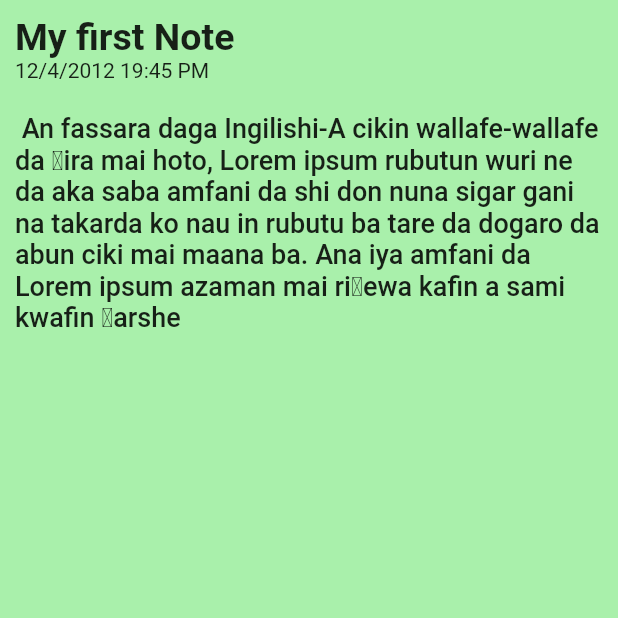
After one commit to emmanueledem/mobbit, a Flutter app: the screen it shows after launch, after a tap on "My First Note", on a phone screen of 412 x 824 dp, the top half of it. The commit adds this screen. Run offline on Flutter 3.47's test engine with Material 2 defaults, Android fonts, the phone set to English and light mode, and no system bars; our stand-ins replace animated_splash_screen, hive, logger; accounts and stored records are empty.

Commit message:
view note Ui and file names

```diff
--- a/lib/main.dart
+++ b/lib/main.dart
@@ -1,6 +1,6 @@
 import 'package:animated_splash_screen/animated_splash_screen.dart';
 import 'package:flutter/material.dart';
-import 'package:mobbit/pages/all_task.dart';
+import 'package:mobbit/pages/all_notes.dart';
 
 void main() {
   runApp(const MyApp());
--- a/lib/pages/all_task.dart
+++ b/lib/pages/all_notes.dart
@@ -1,8 +1,9 @@
 import 'package:flutter/material.dart';
+import 'package:mobbit/pages/view_note.dart';
+import 'package:mobbit/widgets/note.dart';
 
 class AllTask extends StatefulWidget {
   const AllTask({Key? key}) : super(key: key);
-
   @override
   State<AllTask> createState() => _AllTaskState();
 }
@@ -38,32 +39,14 @@ class _AllTaskState extends State<AllTask> {
               mainAxisSpacing: 10,
               crossAxisCount: 2,
               children: <Widget>[
-                Container(
-                  decoration: const BoxDecoration(
-                      color: Color.fromARGB(255, 169, 240, 171),
-                      borderRadius: BorderRadius.all(Radius.circular(8))),
-                  padding: const EdgeInsets.all(8),
-                  child: Column(
-                    crossAxisAlignment: CrossAxisAlignment.start,
-                    children: const [
-                      Text(
-                        'My First Note',
-                        style: TextStyle(
-                            fontSize: 19.0, fontWeight: FontWeight.bold),
-                      ),
-                      Text('12/4/2012 19:45PM'),
-                      SizedBox(
-                        height: 10,
-                      ),
-                      Text(
-                        'My First Note My First Note My First Note My First Note My First Note ..',
-                        style: TextStyle(
-                          fontSize: 13.0,
-                        ),
-                      ),
-                    ],
-                  ),
-                ),
+                InkWell(
+                    onTap: () {
+                      Navigator.push(
+                          context,
+                          MaterialPageRoute(
+                              builder: (context) => const ViewNote()));
+                    },
+                    child: const Note()),
               ],
             ),
             Padding(
@@ -78,7 +61,7 @@ class _AllTaskState extends State<AllTask> {
                       style: TextStyle(fontSize: 16, color: Colors.white)),
                 ),
               ),
-            )
+            ),
           ],
         ));
   }
--- /dev/null
+++ b/lib/pages/view_note.dart
@@ -0,0 +1,43 @@
+import 'package:flutter/material.dart';
+
+class ViewNote extends StatefulWidget {
+  const ViewNote({Key? key}) : super(key: key);
+
+  @override
+  State<ViewNote> createState() => _ViewNoteState();
+}
+
+class _ViewNoteState extends State<ViewNote> {
+  @override
+  Widget build(BuildContext context) {
+    return Scaffold(
+      backgroundColor: const Color.fromARGB(255, 169, 240, 171),
+      body: SingleChildScrollView(
+        child: SafeArea(
+            child: Padding(
+          padding: const EdgeInsets.all(10.0),
+          child: Column(
+            crossAxisAlignment: CrossAxisAlignment.start,
+            children: const [
+              Text(
+                'My first Note',
+                style: TextStyle(fontWeight: FontWeight.bold, fontSize: 25.0),
+              ),
+              Text(
+                '12/4/2012 19:45 PM',
+                style: TextStyle(fontSize: 14.0),
+              ),
+              SizedBox(
+                height: 20,
+              ),
+              Text(
+                ' An fassara daga Ingilishi-A cikin wallafe-wallafe da ƙira mai hoto, Lorem ipsum rubutun wuri ne da aka saba amfani da shi don nuna sigar gani na takarda ko nau in rubutu ba tare da dogaro da abun ciki mai maana ba. Ana iya amfani da Lorem ipsum azaman mai riƙewa kafin a sami kwafin ƙarshe',
+                style: TextStyle(fontSize: 18.0, fontWeight: FontWeight.w500),
+              )
+            ],
+          ),
+        )),
+      ),
+    );
+  }
+}
--- /dev/null
+++ b/lib/widgets/note.dart
@@ -0,0 +1,36 @@
+import 'package:flutter/material.dart';
+
+class Note extends StatelessWidget {
+  const Note({
+    Key? key,
+  }) : super(key: key);
+
+  @override
+  Widget build(BuildContext context) {
+    return Container(
+      decoration: const BoxDecoration(
+          color: Color.fromARGB(255, 169, 240, 171),
+          borderRadius: BorderRadius.all(Radius.circular(8))),
+      padding: const EdgeInsets.all(8),
+      child: Column(
+        crossAxisAlignment: CrossAxisAlignment.start,
+        children: const [
+          Text(
+            'My First Note',
+            style: TextStyle(fontSize: 19.0, fontWeight: FontWeight.bold),
+          ),
+          Text('12/4/2012 19:45 PM'),
+          SizedBox(
+            height: 10,
+          ),
+          Text(
+            'My First Note My First Note My First Note My First Note My First Note ..',
+            style: TextStyle(
+              fontSize: 13.0,
+            ),
+          ),
+        ],
+      ),
+    );
+  }
+}
```
Also changed, not shown: lib/pages/create_note.dart (added), lib/pages/create_task.dart (deleted), lib/pages/edit_note.dart (added), lib/pages/edit_task.dart (deleted), lib/pages/view_task.dart (deleted).
